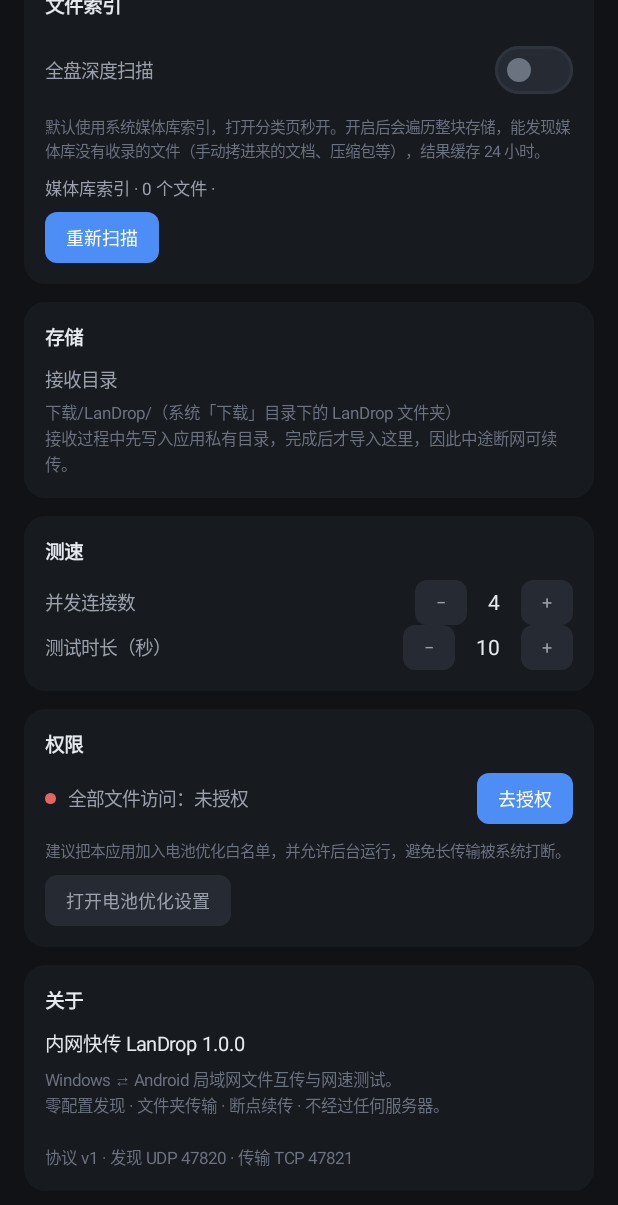
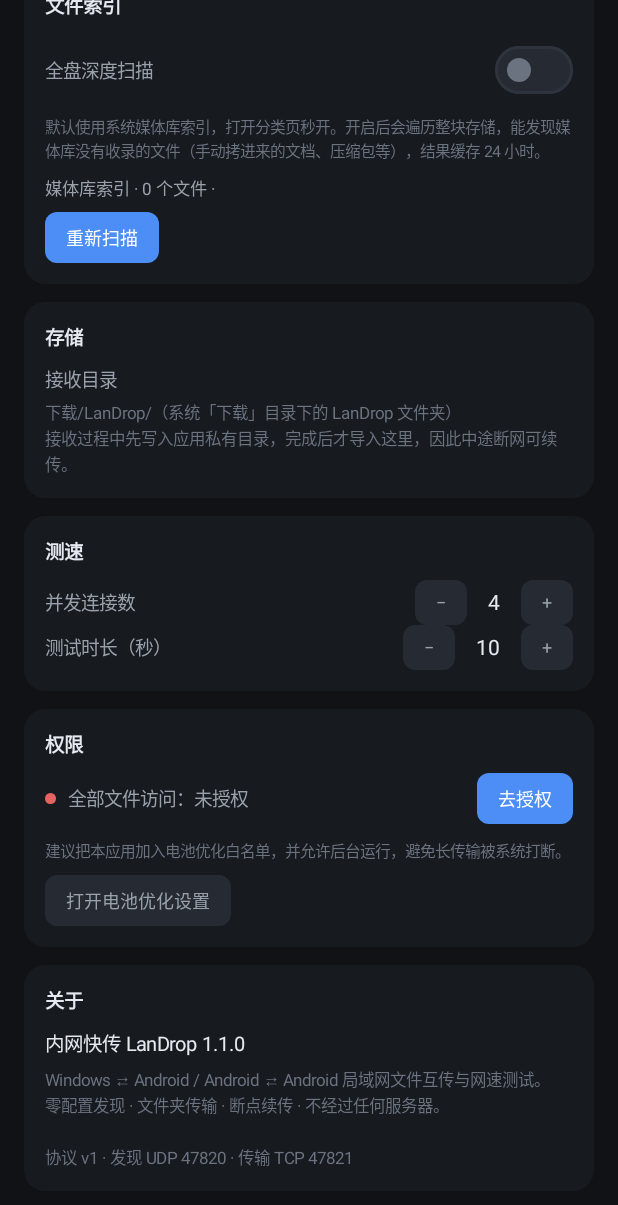
Before and after one commit to JesonWestern/LanDrop, an Android app built with Jetpack Compose: the composable SettingsScreen called with empty values, scrolled down 554 dp, on a phone screen of 412 x 824 dp. Shown: the top 1205 px of the screen. Run offline under Robolectric (Android 15) with nearby library versions, the phone set to English and light mode, and no system bars; network calls fail; 1 statement that could not run was skipped.

Commit message:
chore: 版本 1.1.0（versionCode 2）并更新文档
- build.gradle.kts: versionCode 1→2、versionName 1.0.0→1.1.0
- 设备发现与握手的 ver 字段改用 BuildConfig.VERSION_NAME，避免手工维护漂移
- README 增补 1.1 能力表、gradlew 与中文路径下单元测试的说明
- docs/变更与升级说明.md: 用实际变更替换 v1.1.0 模板（含兼容性、修复清单、升级方式）
- 发布包 apksigner 校验：证书与 1.0.0 一致，versionCode=2，SEND/SEND_MULTIPLE/VIEW 均在

```diff
--- a/android/app/build.gradle.kts
+++ b/android/app/build.gradle.kts
@@ -18,8 +18,8 @@ android {
         applicationId = "com.landrop.transfer"
         minSdk = 26
         targetSdk = 36
-        versionCode = 1
-        versionName = "1.0.0"
+        versionCode = 2
+        versionName = "1.1.0"
         testInstrumentationRunner = "androidx.test.runner.AndroidJUnitRunner"
     }
 
--- a/android/app/src/main/java/com/landrop/transfer/net/Discovery.kt
+++ b/android/app/src/main/java/com/landrop/transfer/net/Discovery.kt
@@ -73,7 +73,7 @@ class Discovery(
         o.put("name", selfName)
         o.put("plat", "android")
         o.put("port", selfPort)
-        o.put("ver", "1.0.0")
+        o.put("ver", com.landrop.transfer.BuildConfig.VERSION_NAME)
         o.put("caps", org.json.JSONArray().put("file").put("folder").put("resume").put("speed"))
         return o.toString().toByteArray(Charsets.UTF_8)
     }
--- a/android/app/src/main/java/com/landrop/transfer/net/Sender.kt
+++ b/android/app/src/main/java/com/landrop/transfer/net/Sender.kt
@@ -373,7 +373,7 @@ class Sender(
         o.put("id", settings.deviceId)
         o.put("name", settings.deviceName)
         o.put("plat", "android")
-        o.put("ver", "1.1.0")
+        o.put("ver", com.landrop.transfer.BuildConfig.VERSION_NAME)
         o.put("caps", JSONArray().put("file").put("folder").put("resume").put("speed"))
         if (kind == "data") {
             o.put("job", token)
--- a/android/app/src/main/java/com/landrop/transfer/ui/SettingsScreen.kt
+++ b/android/app/src/main/java/com/landrop/transfer/ui/SettingsScreen.kt
@@ -227,10 +227,10 @@ fun SettingsScreen(devices: List<DeviceInfo>) {
         }
 
         Section("关于") {
-            Text("内网快传 LanDrop 1.0.0", color = LdColors.Text, fontSize = 13.sp)
+            Text("内网快传 LanDrop 1.1.0", color = LdColors.Text, fontSize = 13.sp)
             Spacer(Modifier.height(6.dp))
             Text(
-                "Windows ⇄ Android 局域网文件互传与网速测试。\n" +
+                "Windows ⇄ Android / Android ⇄ Android 局域网文件互传与网速测试。\n" +
                     "零配置发现 · 文件夹传输 · 断点续传 · 不经过任何服务器。\n\n" +
                     "协议 v1 · 发现 UDP 47820 · 传输 TCP 47821",
                 color = LdColors.TextFaint,
```
Also changed, not shown: 2 other files.
